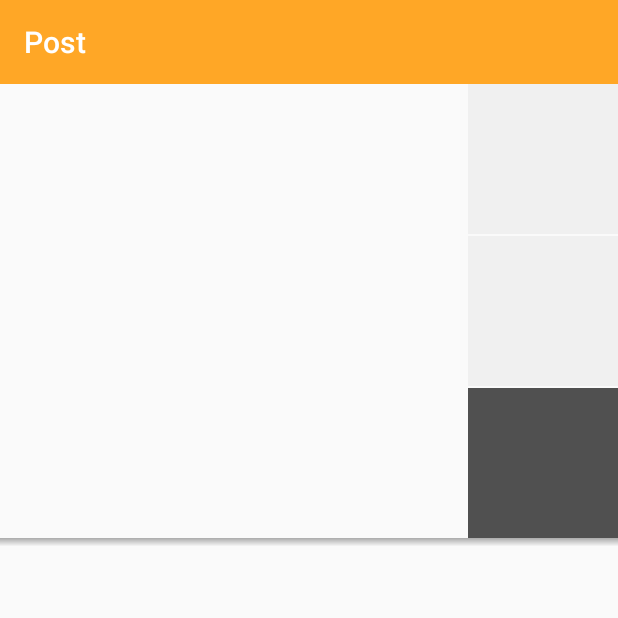
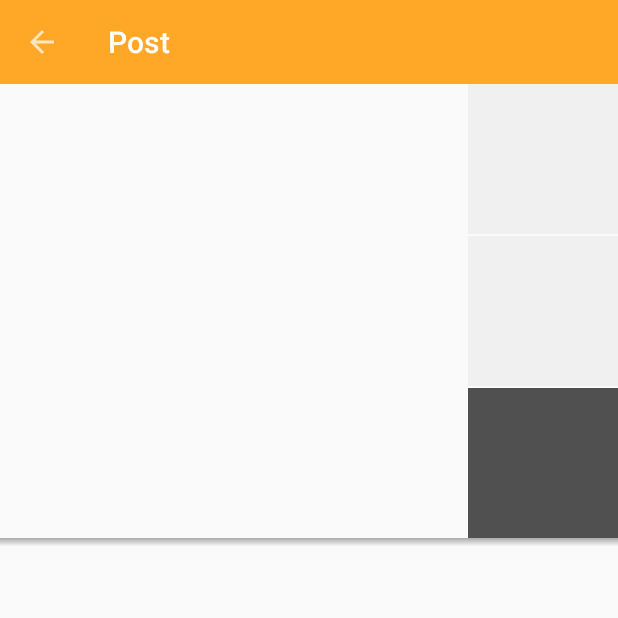
Before and after one commit to y2k/JoyReactor, an Android app: the PostActivity screen opened directly, with no data from a screen before it, on a phone screen of 412 x 824 dp, the top half of it. Run offline under Robolectric (Android 15) with nearby library versions, the phone set to English and light mode, and no system bars; 1 statement that could not run was skipped.

Commit message:
(android) просмотр поста

```diff
--- a/android/src/main/java/y2k/joyreactor/MessagesActivity.java
+++ b/android/src/main/java/y2k/joyreactor/MessagesActivity.java
@@ -21,6 +21,5 @@ public class MessagesActivity extends AppCompatActivity {
 
         new ActionBarDrawerToggle(this, (DrawerLayout) findViewById(R.id.drawer_layout),
                 toolbar, R.string.app_name, R.string.app_name).syncState();
-
     }
 }
--- a/android/src/main/java/y2k/joyreactor/PostActivity.java
+++ b/android/src/main/java/y2k/joyreactor/PostActivity.java
@@ -22,6 +22,7 @@ public class PostActivity extends AppCompatActivity {
 
         setContentView(R.layout.activity_post);
         setSupportActionBar((Toolbar) findViewById(R.id.toolbar));
+        getSupportActionBar().setDisplayHomeAsUpEnabled(true);
 
         RecyclerView list = (RecyclerView) findViewById(R.id.list);
         list.setLayoutManager(new LinearLayoutManager(this));
--- a/android/src/main/res/layout/activity_post.xml
+++ b/android/src/main/res/layout/activity_post.xml
@@ -6,11 +6,12 @@
         android:layout_height="match_parent"
         tools:context="y2k.joyreactor.PostActivity">
 
-    <include layout="@layout/toolbar" />
+    <include layout="@layout/toolbar"/>
 
     <android.support.v7.widget.RecyclerView
             android:id="@+id/list"
+            android:layout_weight="1"
             android:layout_width="match_parent"
-            android:layout_height="match_parent"/>
+            android:layout_height="0dp"/>
 
 </LinearLayout>
--- a/core/src/main/java/y2k/joyreactor/presenters/PostListPresenter.java
+++ b/core/src/main/java/y2k/joyreactor/presenters/PostListPresenter.java
@@ -3,6 +3,7 @@ package y2k.joyreactor.presenters;
 import rx.Observable;
 import y2k.joyreactor.*;
 import y2k.joyreactor.common.Messages;
+import y2k.joyreactor.repository.Repository;
 import y2k.joyreactor.synchronizers.PostListSynchronizer;
 
 import java.util.List;
@@ -15,7 +16,7 @@ public class PostListPresenter extends Presenter {
     private View view;
     private StateForTag state;
 
-    private y2k.joyreactor.repository.Repository<Post> repository;
+    private Repository<Post> repository;
     private PostListSynchronizer.Factory synchronizerFactory;
 
     public PostListPresenter(View view) {
@@ -101,7 +102,7 @@ public class PostListPresenter extends Presenter {
     }
 
     public void postClicked(Post post) {
-        Navigation.getInstance().openPost(post);
+        Navigation.getInstance().openPost(post.serverId);
     }
 
     public void playClicked(Post post) {
--- a/core/src/main/java/y2k/joyreactor/repository/Repository.java
+++ b/core/src/main/java/y2k/joyreactor/repository/Repository.java
@@ -23,7 +23,7 @@ public class Repository<T> {
     private File directory;
 
     public Repository(Class<T> cls) {
-        String name = cls.getName().toLowerCase();
+        String name = cls.getSimpleName().toLowerCase() + "s";
         directory = new File(new File(Platform.Instance.getCurrentDirectory(), "repositories"), name);
         directory.mkdirs();
     }
```
Also changed, not shown: android/src/main/java/y2k/joyreactor/PostListFragment.java (+5 -6 lines).
